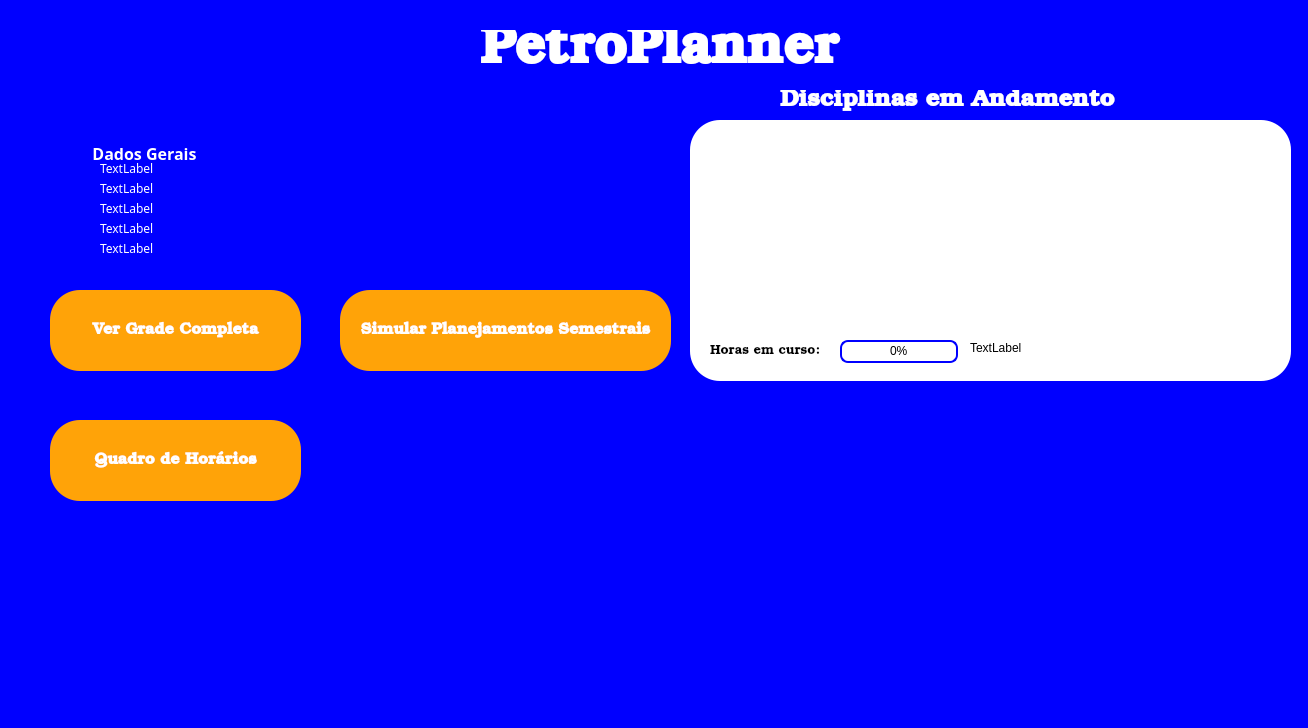
Above: src-v1/PetroPlanner/telainicial.ui from ldsc/ProjetoEngenharia-SimuladorDePlanejamentoDasAtividadesDoEstudanteEngenharia before the change. Below: the same form after it.
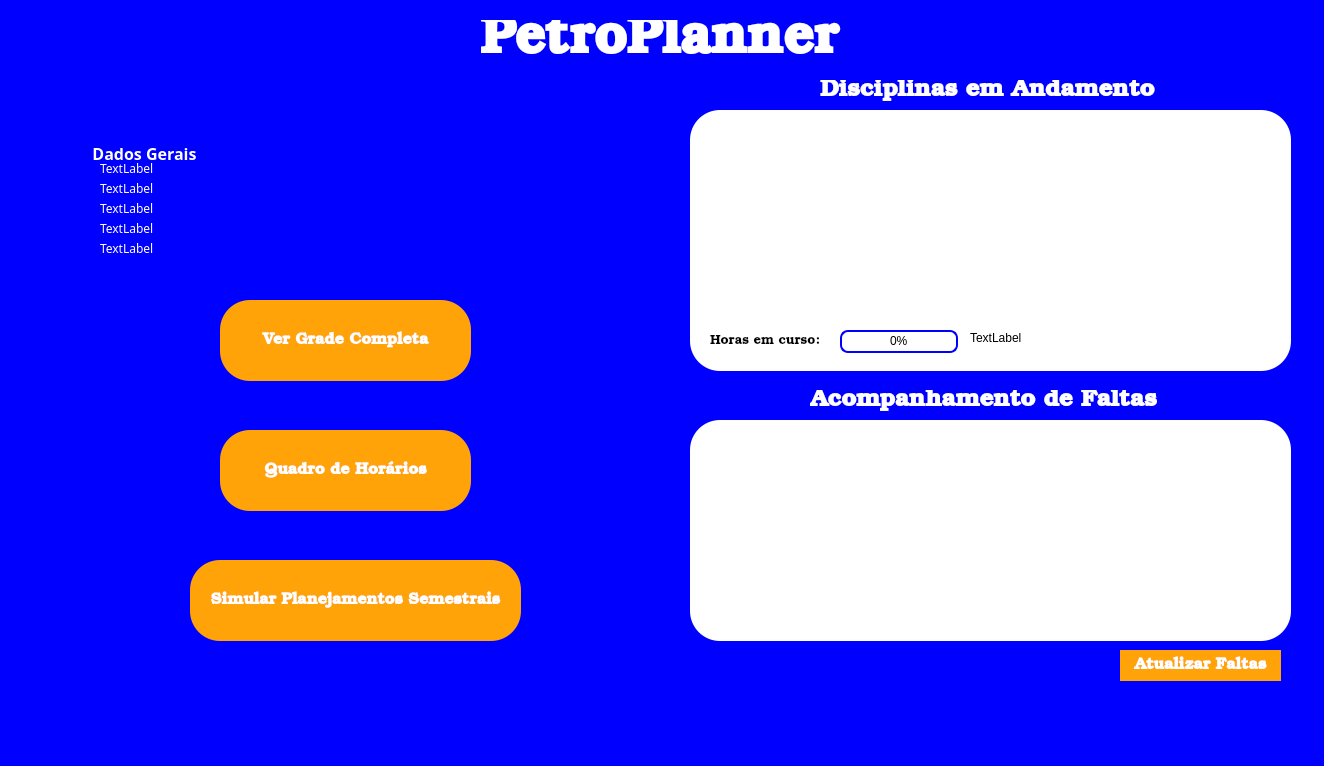
That is the form after the change.

Commit message: Faltas adicionadas na tela inicial

```diff
--- a/src-v1/PetroPlanner/telainicial.ui
+++ b/src-v1/PetroPlanner/telainicial.ui
@@ -6,8 +6,8 @@
    <rect>
     <x>0</x>
     <y>0</y>
-    <width>1308</width>
-    <height>728</height>
+    <width>1324</width>
+    <height>766</height>
    </rect>
   </property>
   <property name="font">
@@ -32,8 +32,8 @@
    <widget class="QPushButton" name="botaoVerGradeCompleta">
     <property name="geometry">
      <rect>
-      <x>50</x>
-      <y>290</y>
+      <x>220</x>
+      <y>300</y>
       <width>251</width>
       <height>81</height>
      </rect>
@@ -187,7 +187,7 @@
     <property name="geometry">
      <rect>
       <x>480</x>
-      <y>30</y>
+      <y>20</y>
       <width>421</width>
       <height>41</height>
      </rect>
@@ -210,7 +210,7 @@
     <property name="geometry">
      <rect>
       <x>690</x>
-      <y>120</y>
+      <y>110</y>
       <width>601</width>
       <height>261</height>
      </rect>
@@ -314,8 +314,8 @@
    <widget class="QLabel" name="labelDiscAnd">
     <property name="geometry">
      <rect>
-      <x>780</x>
-      <y>90</y>
+      <x>820</x>
+      <y>80</y>
       <width>341</width>
       <height>21</height>
      </rect>
@@ -337,8 +337,8 @@
    <widget class="QPushButton" name="botaoSimulacao">
     <property name="geometry">
      <rect>
-      <x>340</x>
-      <y>290</y>
+      <x>190</x>
+      <y>560</y>
       <width>331</width>
       <height>81</height>
      </rect>
@@ -363,8 +363,8 @@
    <widget class="QPushButton" name="botaoQuadrodeHorarios">
     <property name="geometry">
      <rect>
-      <x>50</x>
-      <y>420</y>
+      <x>220</x>
+      <y>430</y>
       <width>251</width>
       <height>81</height>
      </rect>
@@ -386,6 +386,105 @@
      <string>Quadro de Horários</string>
     </property>
    </widget>
+   <widget class="QGroupBox" name="groupBoxFaltas">
+    <property name="geometry">
+     <rect>
+      <x>690</x>
+      <y>420</y>
+      <width>601</width>
+      <height>221</height>
+     </rect>
+    </property>
+    <property name="font">
+     <font>
+      <family>Book Antiqua</family>
+      <pointsize>12</pointsize>
+      <italic>false</italic>
+      <bold>true</bold>
+     </font>
+    </property>
+    <property name="layoutDirection">
+     <enum>Qt::LayoutDirection::LeftToRight</enum>
+    </property>
+    <property name="styleSheet">
+     <string notr="true">background-color: white; color: black; border: none; border-radius: 30px;</string>
+    </property>
+    <property name="title">
+     <string/>
+    </property>
+    <widget class="QScrollArea" name="scrollAreaWidgetContentsFaltas">
+     <property name="geometry">
+      <rect>
+       <x>20</x>
+       <y>20</y>
+       <width>561</width>
+       <height>191</height>
+      </rect>
+     </property>
+     <property name="widgetResizable">
+      <bool>true</bool>
+     </property>
+     <widget class="QWidget" name="wi_2">
+      <property name="geometry">
+       <rect>
+        <x>0</x>
+        <y>0</y>
+        <width>561</width>
+        <height>191</height>
+       </rect>
+      </property>
+     </widget>
+    </widget>
+   </widget>
+   <widget class="QLabel" name="labelDiscAnd_2">
+    <property name="geometry">
+     <rect>
+      <x>810</x>
+      <y>390</y>
+      <width>351</width>
+      <height>21</height>
+     </rect>
+    </property>
+    <property name="font">
+     <font>
+      <family>Bookman Old Style</family>
+      <pointsize>18</pointsize>
+      <bold>true</bold>
+     </font>
+    </property>
+    <property name="styleSheet">
+     <string notr="true">color: white</string>
+    </property>
+    <property name="text">
+     <string>Acompanhamento de Faltas</string>
+    </property>
+   </widget>
+   <widget class="QPushButton" name="botaoRefresh">
+    <property name="geometry">
+     <rect>
+      <x>1120</x>
+      <y>650</y>
+      <width>161</width>
+      <height>31</height>
+     </rect>
+    </property>
+    <property name="font">
+     <font>
+      <family>Bookman Old Style</family>
+      <pointsize>12</pointsize>
+      <bold>true</bold>
+     </font>
+    </property>
+    <property name="toolTipDuration">
+     <number>-4</number>
+    </property>
+    <property name="styleSheet">
+     <string notr="true">background-color: #ffa308; color: white; border-radius: 30px;</string>
+    </property>
+    <property name="text">
+     <string>Atualizar Faltas</string>
+    </property>
+   </widget>
   </widget>
   <widget class="QMenuBar" name="menubar">
    <property name="geometry">
```
Left out of the diff: 2 changed lines with no effect on the pictures. The commit also changes 22 other files.
